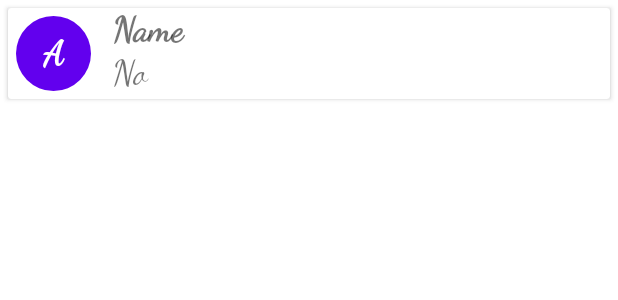
After one commit to jameswsg2214/drivemode, an Android app: the layout adapter_list_conatact.xml on its own in the app's theme, with its tools: preview values and no code run, on a phone screen of 412 x 824 dp. The commit adds this screen. Shown: the top 300 px of the screen. Run offline under Robolectric (Android 15) with nearby library versions, the phone set to English and light mode, and no system bars.

Commit message:
Contact Data added

```diff
--- a/app/build.gradle
+++ b/app/build.gradle
@@ -64,6 +64,9 @@ dependencies {
     implementation "com.google.android.material:material:$rootProject.materialVersion"
 
 
+    // RecyclerView
+    implementation "androidx.recyclerview:recyclerview:$rootProject.recyclerViewVersion"
+
 
     testImplementation 'junit:junit:4.+'
     androidTestImplementation 'androidx.test.ext:junit:1.1.3'
--- /dev/null
+++ b/app/src/main/java/com/wils/drivingmode/ui/contactList/ui/ContactListAdapter.kt
@@ -0,0 +1,35 @@
+package com.wils.drivingmode.ui.contactList.ui
+
+import android.view.LayoutInflater
+import android.view.View
+import android.view.ViewGroup
+import androidx.recyclerview.widget.RecyclerView
+import com.wils.drivingmode.R
+import com.wils.drivingmode.ui.contactList.MobileContactList
+import kotlinx.android.synthetic.main.adapter_list_conatact.view.*
+
+class ContactListAdapter(val listData: ArrayList<MobileContactList>):RecyclerView.Adapter<ContactListAdapter.ContactViewHolder>() {
+
+
+    class ContactViewHolder(view:View):RecyclerView.ViewHolder(view){
+
+    }
+
+    override fun onCreateViewHolder(parent: ViewGroup, viewType: Int): ContactViewHolder {
+
+        return ContactViewHolder(view =
+            LayoutInflater.from(parent.context).inflate(R.layout.adapter_list_conatact,parent,false)
+        )
+    }
+
+    override fun onBindViewHolder(holder: ContactViewHolder, position: Int) {
+
+        holder.itemView.contactName.text = listData[position].name
+        holder.itemView.contactNo.text = listData[position].number
+
+    }
+
+    override fun getItemCount(): Int {
+        return listData.size
+    }
+}
--- a/app/src/main/java/com/wils/drivingmode/ui/contactList/ui/ContactListViewActivity.kt
+++ b/app/src/main/java/com/wils/drivingmode/ui/contactList/ui/ContactListViewActivity.kt
@@ -23,6 +23,7 @@ import android.os.Build
 import androidx.core.content.ContentProviderCompat.requireContext
 import kotlinx.android.synthetic.main.activity_contact_list_view.*
 import androidx.core.app.ActivityCompat
+import androidx.recyclerview.widget.LinearLayoutManager
 import com.wils.drivingmode.ui.contactList.MobileContactList
 
 
@@ -32,6 +33,9 @@ class ContactListViewActivity:AppCompatActivity() {
         ContactListViewModelFactory((application as ProApplication).contactListRepository)
     }
 
+    var contactAdapter :ContactListAdapter ?= null
+
+    var contactListData:ArrayList<MobileContactList> = ArrayList()
     val REQUEST_READ_CONTACTS:Int = 79
 
     var mobileArray:ArrayList<MobileContactList> = ArrayList()
@@ -42,9 +46,21 @@ class ContactListViewActivity:AppCompatActivity() {
 
         setContentView(R.layout.activity_contact_list_view)
         initView()
+        initRecyclerView()
         initClickListener()
 
 
+    }
+
+    private fun initRecyclerView() {
+
+        contactListRecycler.layoutManager = LinearLayoutManager(this)
+
+        contactAdapter = ContactListAdapter(contactListData)
+
+        contactListRecycler.adapter = contactAdapter
+
+        showContacts()
     }
 
     private fun initClickListener() {
@@ -63,9 +79,8 @@ class ContactListViewActivity:AppCompatActivity() {
     @InternalCoroutinesApi
     private fun initView() {
 
-
+/*
         var listD :ArrayList<ContactEntity> = ArrayList()
-
 
         listD.add(
             ContactEntity(
@@ -75,6 +90,7 @@ class ContactListViewActivity:AppCompatActivity() {
 
         )
         val result = viewModel.insertData(listD as List<ContactEntity>)
+*/
 
     }
 
@@ -104,6 +120,10 @@ class ContactListViewActivity:AppCompatActivity() {
             ContactsContract.Contacts.CONTENT_URI,
             null, null, null, null
         )
+
+        contactListData.clear()
+
+
         if ((cur?.count ?: 0) > 0) {
             while (cur != null && cur.moveToNext()) {
                 val id: String = cur.getString(
@@ -114,6 +134,8 @@ class ContactListViewActivity:AppCompatActivity() {
                         ContactsContract.Contacts.DISPLAY_NAME
                     )
                 )
+
+
                 if (cur.getInt(cur.getColumnIndex(ContactsContract.Contacts.HAS_PHONE_NUMBER)) > 0) {
                     val pCur: Cursor? = cr.query(
                         ContactsContract.CommonDataKinds.Phone.CONTENT_URI,
@@ -131,12 +153,21 @@ class ContactListViewActivity:AppCompatActivity() {
                             )
                             Log.i("Contact","Name: $name")
                             Log.i("Contact","Phone Number: $phoneNo")
+
+                            contactListData.add(
+                                MobileContactList(
+                                name= name,
+                                number = phoneNo
+                                )
+                            )
                         }
                         pCur.close()
                     }
 
                 }
             }
+
+            contactListRecycler?.adapter?.notifyDataSetChanged()
         }
         cur?.close()
     }
--- /dev/null
+++ b/app/src/main/res/drawable/ic_check.xml
@@ -0,0 +1,5 @@
+<vector android:height="24dp" android:tint="#FFFFFF"
+    android:viewportHeight="24" android:viewportWidth="24"
+    android:width="24dp" xmlns:android="http://schemas.android.com/apk/res/android">
+    <path android:fillColor="@android:color/white" android:pathData="M9,16.17L4.83,12l-1.42,1.41L9,19 21,7l-1.41,-1.41z"/>
+</vector>
--- /dev/null
+++ b/app/src/main/res/drawable/ic_circle_background.xml
@@ -0,0 +1,12 @@
+<?xml version="1.0" encoding="utf-8"?>
+<shape
+    xmlns:android="http://schemas.android.com/apk/res/android"
+    android:shape="oval">
+
+    <solid
+        android:color="@color/purple_500"/>
+
+    <size
+        android:width="50dp"
+        android:height="50dp"/>
+</shape>
--- a/app/src/main/res/layout/activity_contact_list_view.xml
+++ b/app/src/main/res/layout/activity_contact_list_view.xml
@@ -26,7 +26,6 @@
 
     <androidx.core.widget.NestedScrollView
         android:layout_width="match_parent"
-        android:visibility="gone"
         android:layout_height="wrap_content">
 
         <androidx.appcompat.widget.LinearLayoutCompat
@@ -37,7 +36,6 @@
 
 
             <androidx.recyclerview.widget.RecyclerView
-                android:visibility="gone"
                 android:id="@+id/contactListRecycler"
                 android:layout_width="match_parent"
                 android:layout_height="wrap_content"/>
--- /dev/null
+++ b/app/src/main/res/layout/adapter_list_conatact.xml
@@ -0,0 +1,73 @@
+<?xml version="1.0" encoding="utf-8"?>
+<androidx.cardview.widget.CardView
+    xmlns:android="http://schemas.android.com/apk/res/android"
+    xmlns:tools="http://schemas.android.com/tools"
+    android:layout_width="match_parent"
+    android:layout_margin="5dp"
+    android:layout_height="wrap_content">
+
+    <RelativeLayout
+        android:layout_width="match_parent"
+        android:layout_height="wrap_content">
+
+        <androidx.appcompat.widget.AppCompatTextView
+            android:id="@+id/contactIcon"
+            android:fontFamily="@font/dancing_script"
+            android:layout_width="wrap_content"
+            android:text="A"
+            android:layout_margin="5dp"
+            android:layout_gravity="center_vertical"
+            android:layout_alignParentStart="true"
+            android:textColor="@color/white"
+            android:gravity="center"
+            android:textSize="@dimen/heading"
+            android:textStyle="bold"
+            android:background="@drawable/ic_circle_background"
+            android:layout_height="wrap_content"
+            tools:ignore="HardcodedText" />
+
+
+        <androidx.appcompat.widget.LinearLayoutCompat
+            android:layout_toEndOf="@+id/contactIcon"
+            android:layout_toStartOf="@+id/isSelected"
+            android:layout_width="match_parent"
+            android:layout_height="wrap_content"
+            android:orientation="vertical"
+            tools:ignore="NotSibling">
+
+
+            <androidx.appcompat.widget.AppCompatTextView
+                android:id="@+id/contactName"
+                android:fontFamily="@font/dancing_script"
+                android:layout_width="match_parent"
+                android:text="Name"
+                android:paddingStart="10dp"
+                android:textSize="@dimen/heading"
+                android:textStyle="bold"
+                android:layout_height="wrap_content"/>
+
+            <androidx.appcompat.widget.AppCompatTextView
+                android:id="@+id/contactNo"
+                android:fontFamily="@font/dancing_script"
+                android:layout_width="match_parent"
+                android:text="No"
+                android:paddingStart="10dp"
+                android:textSize="@dimen/heading"
+                android:layout_height="wrap_content"/>
+
+        </androidx.appcompat.widget.LinearLayoutCompat>
+
+
+        <androidx.appcompat.widget.AppCompatImageView
+            android:id="@+id/isSelected"
+            android:layout_width="60dp"
+            android:layout_height="30dp"
+            android:layout_alignParentEnd="true"
+            android:src="@drawable/ic_check" />
+
+
+
+    </RelativeLayout>
+
+
+</androidx.cardview.widget.CardView>
--- a/build.gradle
+++ b/build.gradle
@@ -22,6 +22,7 @@ ext{
     coroutines = '1.5.0'
     lifecycleVersion = '2.3.1'
     roomVersion = '2.3.0'
+    recyclerViewVersion = '1.2.0-alpha06'
 }
 
 task clean(type: Delete) {
```
